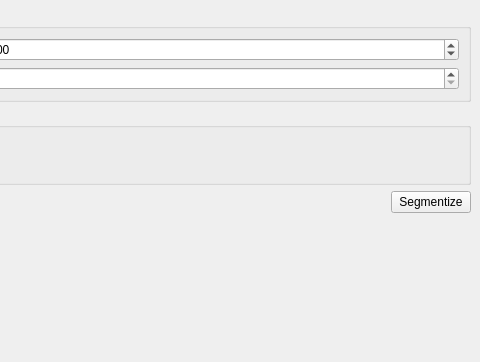
First picture: the form in Polyhedron/demo/Polyhedron/Plugins/Surface_mesh/Approximate_convex_segmentation_widget.ui, repository CGAL/cgal, before the edit; both pictures show x 564 to 1044 and y 0 to 362 of the 1044 by 1073 pixel window.
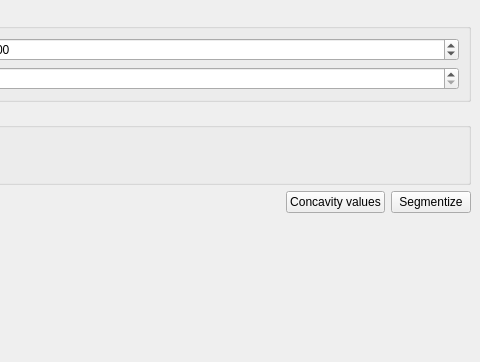
Second picture: the form after the edit.

Commit message: add visualization of concavity values

Patch:
```diff
--- a/Polyhedron/demo/Polyhedron/Plugins/Surface_mesh/Approximate_convex_segmentation_widget.ui
+++ b/Polyhedron/demo/Polyhedron/Plugins/Surface_mesh/Approximate_convex_segmentation_widget.ui
@@ -158,6 +158,13 @@
         </property>
        </spacer>
       </item>
+      <item>
+       <widget class="QPushButton" name="concavity_values_button">
+        <property name="text">
+         <string>Concavity values</string>
+        </property>
+       </widget>
+      </item>
       <item>
        <widget class="QPushButton" name="segmentize_button">
         <property name="text">
```
The commit also changes 3 other files.
